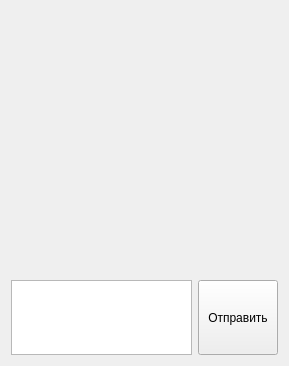
ivlev96/Client, file Client/widgets/messages/messages.ui: the form before one commit.
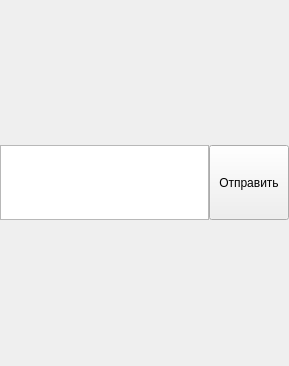
The form after the commit.

Commit message: Added pro and pri files for android support, TextEdit changed to Text qml fields

```diff
--- a/Client/widgets/messages/messages.ui
+++ b/Client/widgets/messages/messages.ui
@@ -19,8 +19,50 @@
   <property name="windowTitle">
    <string>Messages</string>
   </property>
-  <layout class="QGridLayout" name="gridLayout">
-   <item row="1" column="1">
+  <layout class="QVBoxLayout" name="verticalLayout">
+   <property name="spacing">
+    <number>0</number>
+   </property>
+   <property name="leftMargin">
+    <number>0</number>
+   </property>
+   <property name="topMargin">
+    <number>0</number>
+   </property>
+   <property name="rightMargin">
+    <number>0</number>
+   </property>
+   <property name="bottomMargin">
+    <number>0</number>
+   </property>
+   <item>
+    <layout class="QHBoxLayout" name="horizontalLayout">
+     <property name="spacing">
+      <number>0</number>
+     </property>
+     <item>
+      <widget class="QTextEdit" name="newMessage">
+       <property name="sizePolicy">
+        <sizepolicy hsizetype="Expanding" vsizetype="Expanding">
+         <horstretch>0</horstretch>
+         <verstretch>0</verstretch>
+        </sizepolicy>
+       </property>
+       <property name="minimumSize">
+        <size>
+         <width>0</width>
+         <height>70</height>
+        </size>
+       </property>
+       <property name="maximumSize">
+        <size>
+         <width>16777215</width>
+         <height>75</height>
+        </size>
+       </property>
+      </widget>
+     </item>
+     <item>
     <widget class="QPushButton" name="buttonSend">
      <property name="sizePolicy">
       <sizepolicy hsizetype="Minimum" vsizetype="Expanding">
@@ -28,6 +70,12 @@
        <verstretch>0</verstretch>
       </sizepolicy>
      </property>
+       <property name="minimumSize">
+        <size>
+         <width>0</width>
+         <height>70</height>
+        </size>
+       </property>
      <property name="maximumSize">
       <size>
        <width>16777215</width>
@@ -39,24 +87,7 @@
      </property>
     </widget>
    </item>
-   <item row="0" column="0" colspan="2">
-    <widget class="QWidget" name="header" native="true"/>
-   </item>
-   <item row="1" column="0">
-    <widget class="QTextEdit" name="newMessage">
-     <property name="sizePolicy">
-      <sizepolicy hsizetype="Expanding" vsizetype="Expanding">
-       <horstretch>0</horstretch>
-       <verstretch>0</verstretch>
-      </sizepolicy>
-     </property>
-     <property name="maximumSize">
-      <size>
-       <width>16777215</width>
-       <height>75</height>
-      </size>
-     </property>
-    </widget>
+    </layout>
    </item>
   </layout>
  </widget>
```
Lines whose indentation alone changed are shown as unchanged. The commit also changes 11 other files.
